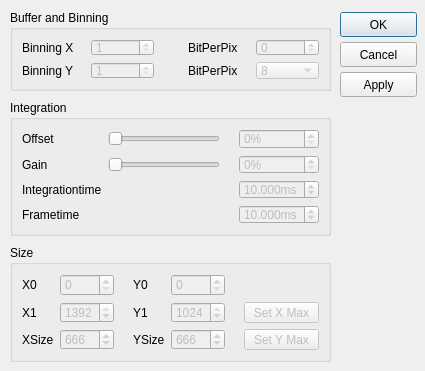
This is FireGrabber/dialogFireGrabber.ui in itom-project/plugins as Qt 5 draws it before an edit. The edited form follows.
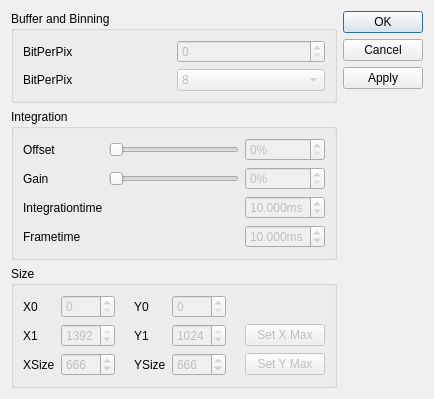
This is the edited form.

Commit message: changes in FireGrabber: faster acquisition due to LIMP mode,...

```diff
--- a/FireGrabber/dialogFireGrabber.ui
+++ b/FireGrabber/dialogFireGrabber.ui
@@ -6,66 +6,122 @@
    <rect>
     <x>0</x>
     <y>0</y>
-    <width>425</width>
-    <height>371</height>
+    <width>400</width>
+    <height>362</height>
    </rect>
   </property>
   <property name="minimumSize">
    <size>
-    <width>425</width>
-    <height>371</height>
+    <width>0</width>
+    <height>0</height>
    </size>
   </property>
   <property name="maximumSize">
    <size>
-    <width>425</width>
-    <height>371</height>
+    <width>16777215</width>
+    <height>16777215</height>
    </size>
   </property>
   <property name="windowTitle">
    <string>Dialog</string>
   </property>
+  <layout class="QHBoxLayout" name="horizontalLayout">
+   <item>
+    <layout class="QVBoxLayout" name="verticalLayout_2">
+     <item>
+      <widget class="QGroupBox" name="groupBoxBinning">
+       <property name="enabled">
+        <bool>true</bool>
+       </property>
+       <property name="title">
+        <string>Buffer and Binning</string>
+       </property>
+       <layout class="QGridLayout" name="gridLayout_3">
+        <item row="0" column="0">
+         <widget class="QLabel" name="label_bpp">
+          <property name="text">
+           <string>BitPerPix</string>
+          </property>
+         </widget>
+        </item>
+        <item row="0" column="1">
+         <widget class="QSpinBox" name="spinBox_bpp">
+          <property name="enabled">
+           <bool>false</bool>
+          </property>
+         </widget>
+        </item>
+        <item row="1" column="0">
+         <widget class="QLabel" name="label_bpp_2">
+          <property name="text">
+           <string>BitPerPix</string>
+          </property>
+         </widget>
+        </item>
+        <item row="1" column="1">
+         <widget class="QComboBox" name="combo_bpp">
+          <property name="enabled">
+           <bool>false</bool>
+          </property>
+          <property name="currentIndex">
+           <number>0</number>
+          </property>
+          <item>
+           <property name="text">
+            <string>8</string>
+           </property>
+          </item>
+          <item>
+           <property name="text">
+            <string>10</string>
+           </property>
+          </item>
+          <item>
+           <property name="text">
+            <string>12</string>
+           </property>
+          </item>
+          <item>
+           <property name="text">
+            <string>14</string>
+           </property>
+          </item>
+          <item>
+           <property name="text">
+            <string>16</string>
+           </property>
+          </item>
+          <item>
+           <property name="text">
+            <string>24</string>
+           </property>
+          </item>
+          <item>
+           <property name="text">
+            <string>30</string>
+           </property>
+          </item>
+          <item>
+           <property name="text">
+            <string>32</string>
+           </property>
+          </item>
+         </widget>
+        </item>
+       </layout>
+      </widget>
+     </item>
+     <item>
   <widget class="QGroupBox" name="groupBoxIntegration">
    <property name="enabled">
     <bool>true</bool>
    </property>
-   <property name="geometry">
-    <rect>
-     <x>10</x>
-     <y>100</y>
-     <width>321</width>
-     <height>136</height>
-    </rect>
-   </property>
    <property name="title">
     <string>Integration</string>
    </property>
    <layout class="QGridLayout" name="gridLayout">
-    <item row="0" column="0">
-     <widget class="QLabel" name="label_offset">
-      <property name="text">
-       <string>Offset</string>
-      </property>
-     </widget>
-    </item>
-    <item row="0" column="1">
-     <widget class="QSlider" name="horizontalSlider_offset">
-      <property name="enabled">
-       <bool>false</bool>
-      </property>
-      <property name="maximum">
-       <number>100</number>
-      </property>
-      <property name="tracking">
-       <bool>false</bool>
-      </property>
-      <property name="orientation">
-       <enum>Qt::Horizontal</enum>
-      </property>
-     </widget>
-    </item>
-    <item row="0" column="3">
-     <widget class="QSpinBox" name="spinBox_offset">
+        <item row="1" column="2">
+         <widget class="QSpinBox" name="spinBox_gain">
       <property name="enabled">
        <bool>false</bool>
       </property>
@@ -80,6 +136,22 @@
       </property>
      </widget>
     </item>
+        <item row="1" column="1">
+         <widget class="QSlider" name="horizontalSlider_gain">
+          <property name="enabled">
+           <bool>false</bool>
+          </property>
+          <property name="maximum">
+           <number>100</number>
+          </property>
+          <property name="tracking">
+           <bool>false</bool>
+          </property>
+          <property name="orientation">
+           <enum>Qt::Horizontal</enum>
+          </property>
+         </widget>
+        </item>
     <item row="1" column="0">
      <widget class="QLabel" name="label_gain">
       <property name="text">
@@ -87,40 +159,8 @@
       </property>
      </widget>
     </item>
-    <item row="1" column="1">
-     <widget class="QSlider" name="horizontalSlider_gain">
-      <property name="enabled">
-       <bool>false</bool>
-      </property>
-      <property name="maximum">
-       <number>100</number>
-      </property>
-      <property name="tracking">
-       <bool>false</bool>
-      </property>
-      <property name="orientation">
-       <enum>Qt::Horizontal</enum>
-      </property>
-     </widget>
-    </item>
-    <item row="1" column="2">
-     <spacer name="horizontalSpacer_7">
-      <property name="orientation">
-       <enum>Qt::Horizontal</enum>
-      </property>
-      <property name="sizeType">
-       <enum>QSizePolicy::Fixed</enum>
-      </property>
-      <property name="sizeHint" stdset="0">
-       <size>
-        <width>13</width>
-        <height>20</height>
-       </size>
-      </property>
-     </spacer>
-    </item>
-    <item row="1" column="3">
-     <widget class="QSpinBox" name="spinBox_gain">
+        <item row="0" column="2">
+         <widget class="QSpinBox" name="spinBox_offset">
       <property name="enabled">
        <bool>false</bool>
       </property>
@@ -135,6 +175,29 @@
       </property>
      </widget>
     </item>
+        <item row="0" column="1">
+         <widget class="QSlider" name="horizontalSlider_offset">
+          <property name="enabled">
+           <bool>false</bool>
+          </property>
+          <property name="maximum">
+           <number>100</number>
+          </property>
+          <property name="tracking">
+           <bool>false</bool>
+          </property>
+          <property name="orientation">
+           <enum>Qt::Horizontal</enum>
+          </property>
+         </widget>
+        </item>
+        <item row="0" column="0">
+         <widget class="QLabel" name="label_offset">
+          <property name="text">
+           <string>Offset</string>
+          </property>
+         </widget>
+        </item>
     <item row="2" column="0">
      <widget class="QLabel" name="label_integration_time">
       <property name="text">
@@ -142,7 +205,7 @@
       </property>
      </widget>
     </item>
-    <item row="2" column="3">
+        <item row="2" column="2">
      <widget class="QDoubleSpinBox" name="doubleSpinBox_integration_time">
       <property name="enabled">
        <bool>false</bool>
@@ -163,7 +226,7 @@
        <double>65.000000000000000</double>
       </property>
       <property name="singleStep">
-       <double>0.001000000000000</double>
+           <double>1.000000000000000</double>
       </property>
       <property name="value">
        <double>10.000000000000000</double>
@@ -177,7 +240,7 @@
       </property>
      </widget>
     </item>
-    <item row="3" column="3">
+        <item row="3" column="2">
      <widget class="QDoubleSpinBox" name="doubleSpinBox_frame_time">
       <property name="enabled">
        <bool>false</bool>
@@ -198,7 +261,7 @@
        <double>65.000000000000000</double>
       </property>
       <property name="singleStep">
-       <double>0.001000000000000</double>
+           <double>1.000000000000000</double>
       </property>
       <property name="value">
        <double>10.000000000000000</double>
@@ -207,29 +270,16 @@
     </item>
    </layout>
   </widget>
+     </item>
+     <item>
   <widget class="QGroupBox" name="groupBoxSize">
    <property name="enabled">
     <bool>true</bool>
    </property>
-   <property name="geometry">
-    <rect>
-     <x>10</x>
-     <y>245</y>
-     <width>321</width>
-     <height>117</height>
-    </rect>
-   </property>
    <property name="title">
     <string>Size</string>
    </property>
    <layout class="QGridLayout" name="gridLayout_2">
-    <item row="0" column="0">
-     <widget class="QLabel" name="label_x0">
-      <property name="text">
-       <string>X0</string>
-      </property>
-     </widget>
-    </item>
     <item row="0" column="1">
      <widget class="QSpinBox" name="spinBox_x0">
       <property name="enabled">
@@ -240,6 +290,42 @@
       </property>
      </widget>
     </item>
+        <item row="1" column="2">
+         <spacer name="horizontalSpacer">
+          <property name="orientation">
+           <enum>Qt::Horizontal</enum>
+          </property>
+          <property name="sizeType">
+           <enum>QSizePolicy::Fixed</enum>
+          </property>
+          <property name="sizeHint" stdset="0">
+           <size>
+            <width>13</width>
+            <height>20</height>
+           </size>
+          </property>
+         </spacer>
+        </item>
+        <item row="1" column="1">
+         <widget class="QSpinBox" name="spinBox_x1">
+          <property name="enabled">
+           <bool>false</bool>
+          </property>
+          <property name="maximum">
+           <number>1392</number>
+          </property>
+          <property name="value">
+           <number>1392</number>
+          </property>
+         </widget>
+        </item>
+        <item row="0" column="0">
+         <widget class="QLabel" name="label_x0">
+          <property name="text">
+           <string>X0</string>
+          </property>
+         </widget>
+        </item>
     <item row="0" column="3">
      <widget class="QLabel" name="label_y0">
       <property name="text">
@@ -264,35 +350,6 @@
       </property>
      </widget>
     </item>
-    <item row="1" column="1">
-     <widget class="QSpinBox" name="spinBox_x1">
-      <property name="enabled">
-       <bool>false</bool>
-      </property>
-      <property name="maximum">
-       <number>1392</number>
-      </property>
-      <property name="value">
-       <number>1392</number>
-      </property>
-     </widget>
-    </item>
-    <item row="1" column="2">
-     <spacer name="horizontalSpacer">
-      <property name="orientation">
-       <enum>Qt::Horizontal</enum>
-      </property>
-      <property name="sizeType">
-       <enum>QSizePolicy::Fixed</enum>
-      </property>
-      <property name="sizeHint" stdset="0">
-       <size>
-        <width>13</width>
-        <height>20</height>
-       </size>
-      </property>
-     </spacer>
-    </item>
     <item row="1" column="3">
      <widget class="QLabel" name="label_Y1">
       <property name="text">
@@ -397,189 +454,33 @@
     </item>
    </layout>
   </widget>
-  <widget class="QGroupBox" name="groupBoxBinning">
-   <property name="enabled">
-    <bool>true</bool>
-   </property>
-   <property name="geometry">
-    <rect>
-     <x>10</x>
-     <y>10</y>
-     <width>321</width>
-     <height>81</height>
-    </rect>
-   </property>
-   <property name="title">
-    <string>Buffer and Binning</string>
-   </property>
-   <layout class="QGridLayout" name="gridLayout_3">
-    <item row="0" column="0">
-     <widget class="QLabel" name="label_binning">
-      <property name="text">
-       <string>Binning X</string>
-      </property>
-     </widget>
-    </item>
-    <item row="0" column="1">
-     <widget class="QSpinBox" name="spinBox_binX">
-      <property name="enabled">
-       <bool>false</bool>
-      </property>
-      <property name="minimum">
-       <number>1</number>
-      </property>
-      <property name="maximum">
-       <number>4</number>
-      </property>
-     </widget>
-    </item>
-    <item row="0" column="2" rowspan="2">
-     <spacer name="horizontalSpacer_6">
+     </item>
+     <item>
+      <spacer name="verticalSpacer_2">
       <property name="orientation">
-       <enum>Qt::Horizontal</enum>
-      </property>
-      <property name="sizeType">
-       <enum>QSizePolicy::Fixed</enum>
+        <enum>Qt::Vertical</enum>
       </property>
       <property name="sizeHint" stdset="0">
        <size>
-        <width>28</width>
-        <height>20</height>
+         <width>20</width>
+         <height>40</height>
        </size>
       </property>
      </spacer>
     </item>
-    <item row="0" column="3">
-     <widget class="QLabel" name="label_bpp">
-      <property name="text">
-       <string>BitPerPix</string>
-      </property>
-     </widget>
-    </item>
-    <item row="0" column="4">
-     <widget class="QSpinBox" name="spinBox_bpp">
-      <property name="enabled">
-       <bool>false</bool>
-      </property>
-     </widget>
-    </item>
-    <item row="1" column="0">
-     <widget class="QLabel" name="label_binning_2">
-      <property name="text">
-       <string>Binning Y</string>
-      </property>
-     </widget>
-    </item>
-    <item row="1" column="1">
-     <widget class="QSpinBox" name="spinBox_binY">
-      <property name="enabled">
-       <bool>false</bool>
-      </property>
-      <property name="minimum">
-       <number>1</number>
-      </property>
-      <property name="maximum">
-       <number>4</number>
-      </property>
-     </widget>
-    </item>
-    <item row="1" column="3">
-     <widget class="QLabel" name="label_bpp_2">
-      <property name="text">
-       <string>BitPerPix</string>
-      </property>
-     </widget>
-    </item>
-    <item row="1" column="4">
-     <widget class="QComboBox" name="combo_bpp">
-      <property name="enabled">
-       <bool>false</bool>
-      </property>
-      <property name="currentIndex">
-       <number>0</number>
-      </property>
-      <item>
-       <property name="text">
-        <string>8</string>
-       </property>
-      </item>
-      <item>
-       <property name="text">
-        <string>10</string>
-       </property>
-      </item>
-      <item>
-       <property name="text">
-        <string>12</string>
-       </property>
-      </item>
-      <item>
-       <property name="text">
-        <string>14</string>
-       </property>
-      </item>
-      <item>
-       <property name="text">
-        <string>16</string>
-       </property>
-      </item>
-      <item>
-       <property name="text">
-        <string>24</string>
-       </property>
-      </item>
-      <item>
-       <property name="text">
-        <string>30</string>
-       </property>
-      </item>
-      <item>
-       <property name="text">
-        <string>32</string>
-       </property>
-      </item>
-     </widget>
-    </item>
-   </layout>
-  </widget>
+    </layout>
+   </item>
+   <item>
+    <layout class="QVBoxLayout" name="verticalLayout">
+     <item>
   <widget class="QPushButton" name="okButton">
-   <property name="geometry">
-    <rect>
-     <x>340</x>
-     <y>12</y>
-     <width>77</width>
-     <height>25</height>
-    </rect>
-   </property>
    <property name="text">
     <string>OK</string>
    </property>
   </widget>
-  <widget class="QPushButton" name="applyButton">
-   <property name="geometry">
-    <rect>
-     <x>340</x>
-     <y>72</y>
-     <width>77</width>
-     <height>25</height>
-    </rect>
-   </property>
-   <property name="text">
-    <string>Apply</string>
-   </property>
-   <property name="autoDefault">
-    <bool>false</bool>
-   </property>
-  </widget>
+     </item>
+     <item>
   <widget class="QPushButton" name="cancelButton">
-   <property name="geometry">
-    <rect>
-     <x>340</x>
-     <y>42</y>
-     <width>77</width>
-     <height>25</height>
-    </rect>
-   </property>
    <property name="text">
     <string>Cancel</string>
    </property>
@@ -587,6 +488,33 @@
     <bool>false</bool>
    </property>
   </widget>
+     </item>
+     <item>
+      <widget class="QPushButton" name="applyButton">
+       <property name="text">
+        <string>Apply</string>
+       </property>
+       <property name="autoDefault">
+        <bool>false</bool>
+       </property>
+      </widget>
+     </item>
+     <item>
+      <spacer name="verticalSpacer">
+       <property name="orientation">
+        <enum>Qt::Vertical</enum>
+       </property>
+       <property name="sizeHint" stdset="0">
+        <size>
+         <width>20</width>
+         <height>40</height>
+        </size>
+       </property>
+      </spacer>
+     </item>
+    </layout>
+   </item>
+  </layout>
  </widget>
  <resources/>
  <connections>
```
Left out of the diff: 18 changed lines with no effect on the pictures. Lines whose indentation alone changed are shown as unchanged. The commit also changes 5 other files.
